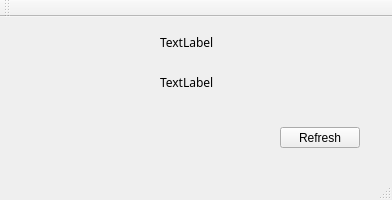
Before: the Qt Designer form Desktop App/TwoKey/mainwindow.ui in Satharus/TwoKey, drawn with Qt 5.
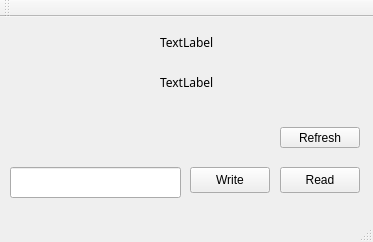
After: the same form once the commit is applied.

```diff
--- a/Desktop App/TwoKey/mainwindow.ui
+++ b/Desktop App/TwoKey/mainwindow.ui
@@ -6,8 +6,8 @@
    <rect>
     <x>0</x>
     <y>0</y>
-    <width>392</width>
-    <height>200</height>
+    <width>373</width>
+    <height>242</height>
    </rect>
   </property>
   <property name="windowTitle">
@@ -79,6 +79,42 @@
      <string>TextLabel</string>
     </property>
    </widget>
+   <widget class="QPushButton" name="writeButton">
+    <property name="geometry">
+     <rect>
+      <x>190</x>
+      <y>150</y>
+      <width>80</width>
+      <height>26</height>
+     </rect>
+    </property>
+    <property name="text">
+     <string>Write</string>
+    </property>
+   </widget>
+   <widget class="QPushButton" name="readButton">
+    <property name="geometry">
+     <rect>
+      <x>280</x>
+      <y>150</y>
+      <width>80</width>
+      <height>26</height>
+     </rect>
+    </property>
+    <property name="text">
+     <string>Read</string>
+    </property>
+   </widget>
+   <widget class="QLineEdit" name="writeBox">
+    <property name="geometry">
+     <rect>
+      <x>10</x>
+      <y>150</y>
+      <width>171</width>
+      <height>31</height>
+     </rect>
+    </property>
+   </widget>
   </widget>
   <widget class="QMenuBar" name="menuBar">
    <property name="geometry">
```
Left out of the diff: 4 changed lines with no effect on the pictures.
